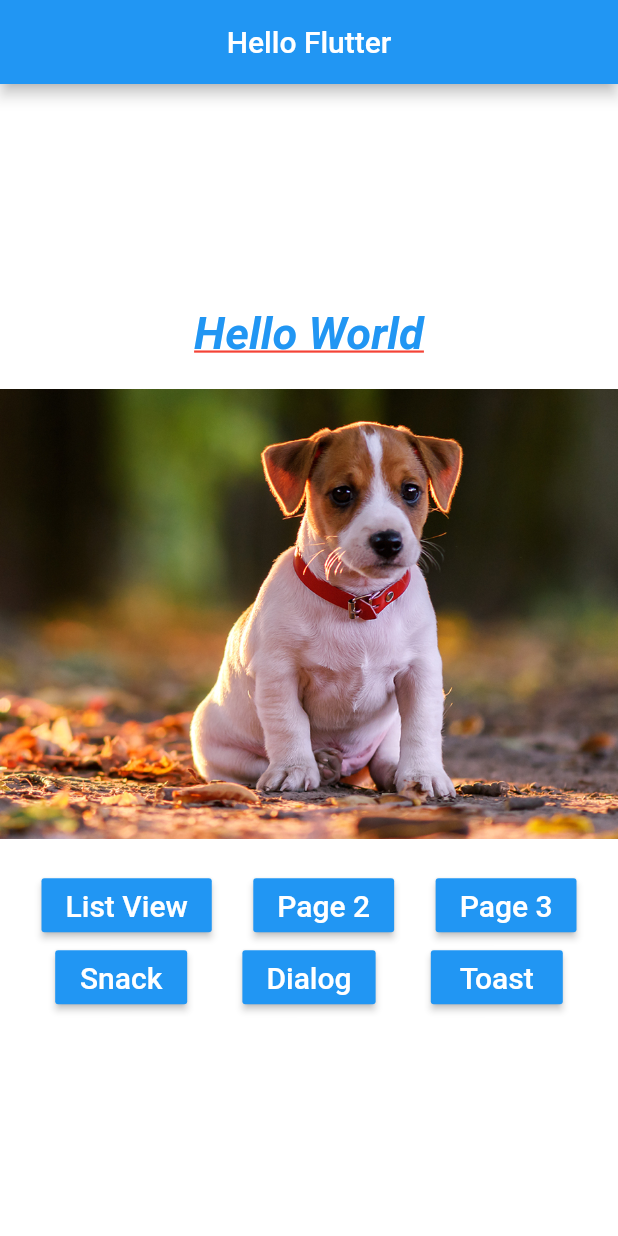
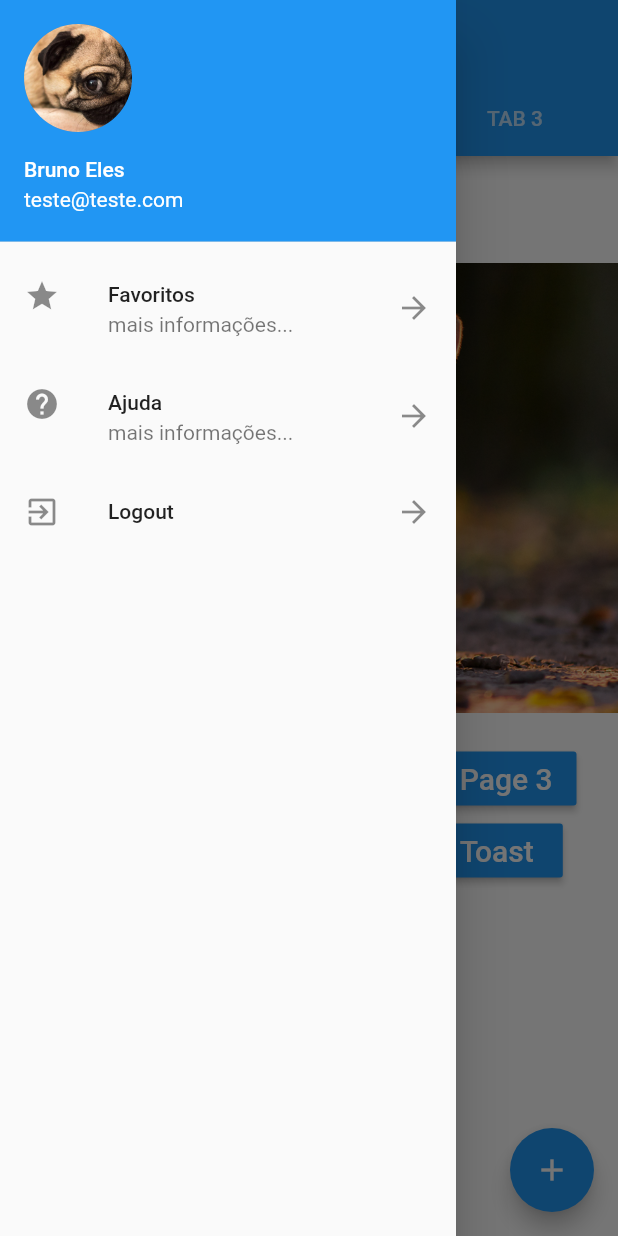
Before and after one commit to bgeles/flutterHello, a Flutter app: the screen it shows after launch, with the side drawer open (before the commit the screen has no drawer), on a phone screen of 412 x 824 dp. Run offline on Flutter 3.47's test engine with Material 2 defaults, Android fonts, the phone set to English and light mode, and no system bars; our stand-ins replace fluttertoast.

Commit message:
Finalizando projeto

```diff
--- /dev/null
+++ b/lib/drawer_list.dart
@@ -0,0 +1,51 @@
+import 'package:flutter/material.dart';
+
+class DrawerList extends StatelessWidget {
+  @override
+  Widget build(BuildContext context) {
+    return SafeArea(
+      child: Drawer(
+        child: ListView(
+          children: <Widget>[
+            UserAccountsDrawerHeader(
+              accountEmail: Text("teste@teste.com"),
+              accountName: Text("Bruno Eles"),
+              currentAccountPicture: CircleAvatar(
+                backgroundImage: AssetImage("assets/images/dog3.png"),
+              ),
+            ),
+            ListTile(
+              leading: Icon(Icons.star),
+              title: Text("Favoritos"),
+              subtitle: Text("mais informações..."),
+              trailing: Icon(Icons.arrow_forward),
+              onTap: () {
+                print("Item 1");
+                Navigator.pop(context);
+              },
+            ),
+            ListTile(
+              leading: Icon(Icons.help),
+              title: Text("Ajuda"),
+              subtitle: Text("mais informações..."),
+              trailing: Icon(Icons.arrow_forward),
+              onTap: () {
+                print("Item 2");
+                Navigator.pop(context);
+              },
+            ),
+            ListTile(
+              leading: Icon(Icons.exit_to_app),
+              title: Text("Logout"),
+              trailing: Icon(Icons.arrow_forward),
+              onTap: () {
+                print("Item 3");
+                Navigator.pop(context);
+              },
+            ),
+          ],
+        ),
+      ),
+    );
+  }
+}
--- a/lib/home_page.dart
+++ b/lib/home_page.dart
@@ -1,30 +1,59 @@
 import 'package:flutter/material.dart';
+import 'package:hello1/drawer_list.dart';
 import 'package:hello1/pages/hello_listView.dart';
-import 'package:hello1/pages/hello_page1.dart';
 import 'package:hello1/pages/hello_page3.dart';
 import 'package:hello1/pages/hello_page2.dart';
 import 'package:hello1/utils/nav.dart';
 import 'package:hello1/widgets/blue_button.dart';
+import 'package:fluttertoast/fluttertoast.dart';
 
 class HomePage extends StatelessWidget {
   @override
   Widget build(BuildContext context) {
-    return Scaffold(
-      appBar: AppBar(
-        title: Text(
-          "Hello Flutter",
+    return DefaultTabController(
+      length: 3,
+      child: Scaffold(
+        appBar: AppBar(
+          title: Text(
+            "Hello Flutter",
+          ),
+          centerTitle: true,
+          bottom: TabBar(tabs: [
+            Tab(text: "TAB 1"),
+            Tab(text: "TAB 2"),
+            Tab(text: "TAB 3"),
+          ]),
         ),
-        centerTitle: true,
+        body: TabBarView(
+          children: [
+            _body(context),
+            Container(
+              color: Colors.yellow,
+            ),
+            Container(color: Colors.green)
+          ],
+        ),
+        floatingActionButton: FloatingActionButton(
+          child: Icon(Icons.add),
+          onPressed: () {
+            _onClickFab();
+          },
+        ),
+        drawer: DrawerList(),
       ),
-      body: _body(context),
     );
+  }
+
+  _onClickFab() {
+    print("Adicionar");
   }
 
   _body(context) {
     return Container(
+      padding: EdgeInsets.only(top: 16),
       color: Colors.white,
       child: Column(
-        mainAxisAlignment: MainAxisAlignment.center,
+        mainAxisAlignment: MainAxisAlignment.start,
         children: <Widget>[
           _text(),
           _pageView(),
@@ -112,7 +141,16 @@ class HomePage extends StatelessWidget {
     print(s);
   }
 
-  _onClickToast() => _onClickToast;
+  _onClickToast() {
+    Fluttertoast.showToast(
+        msg: "Flutter é Muito Legal!",
+        toastLength: Toast.LENGTH_LONG,
+        gravity: ToastGravity.BOTTOM,
+        timeInSecForIos: 1,
+        backgroundColor: Colors.black26,
+        textColor: Colors.white,
+        fontSize: 16.0);
+  }
 
   _onClickDialog(_context) {
     showDialog(
```
Also changed, not shown: pubspec.lock.
